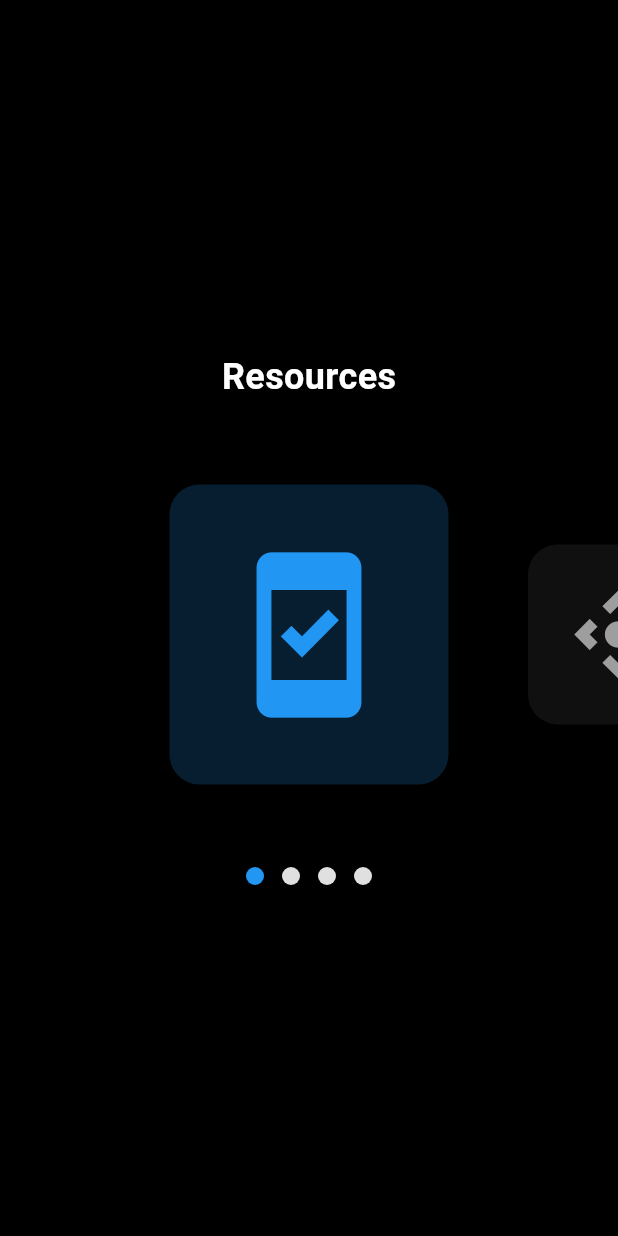
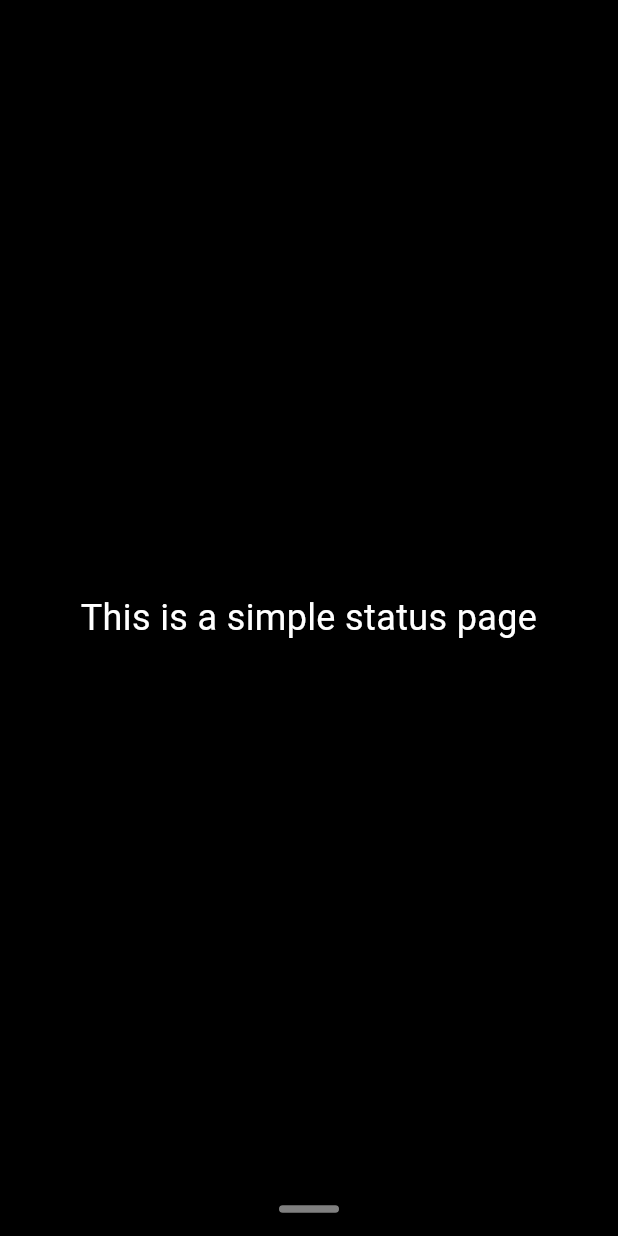
Before and after one commit to adam-mcguinness/KlipperViewMicro, a Flutter app: the screen it shows after launch, on a phone screen of 412 x 824 dp. Run offline on Flutter 3.47's test engine with Material 3 defaults, Android fonts, the phone set to English and light mode, and no system bars; our stand-ins replace sleek_circular_slider; missing offline and left inert: window_manager; network calls fail.

Commit message:
updated nav

```diff
--- a/lib/api/klipper_api.dart
+++ b/lib/api/klipper_api.dart
@@ -110,7 +110,7 @@ class KlipperApi {
   void _handleWebSocketMessage(dynamic message) {
     try {
       // For debugging purposes
-      // print('WebSocket received: $message');
+      print('WebSocket received: $message');
 
       // Try to decode the message
       dynamic data;
@@ -128,6 +128,15 @@ class KlipperApi {
         final procStats = data['params'][0];
         final resourceUsage = ResourceUsage.fromJson(procStats);
         _resourceUsageStreamController.add(resourceUsage);
+      }
+      if (data['method'] == 'notify_status_update' &&
+          data['params'] is Map &&
+          data['params'].isNotEmpty) {
+        final status = data['params'];
+        if (status['status'] != null) {
+          _currentState = status['status'];
+          _stateStreamController.add(_currentState);
+        }
       }
     } catch (e) {
       print('Error processing WebSocket message: $e');
--- a/lib/models/printer_data.dart
+++ b/lib/models/printer_data.dart
@@ -47,3 +47,32 @@ class ResourceUsage {
     );
   }
 }
+
+class PrintStatus {
+  final String state;
+  final String filename;
+  final int progress;
+  final int estimatedTimeLeft;
+  final int printTime;
+  final int printTimeLeft;
+
+  PrintStatus({
+    required this.state,
+    required this.filename,
+    required this.progress,
+    required this.estimatedTimeLeft,
+    required this.printTime,
+    required this.printTimeLeft,
+  });
+
+  factory PrintStatus.fromJson(Map<String, dynamic> json) {
+    return PrintStatus(
+      state: json['state'] as String? ?? '',
+      filename: json['filename'] as String? ?? '',
+      progress: (json['progress'] as num?)?.toInt() ?? 0,
+      estimatedTimeLeft: (json['estimated_time_left'] as num?)?.toInt() ?? 0,
+      printTime: (json['print_time'] as num?)?.toInt() ?? 0,
+      printTimeLeft: (json['print_time_left'] as num?)?.toInt() ?? 0,
+    );
+  }
+}
--- a/lib/screens/control_screen.dart
+++ b/lib/screens/control_screen.dart
@@ -1,7 +1,7 @@
 import 'package:flutter/material.dart';
 import 'package:klipper_view_micro/widgets/control_button.dart';
 import '../services/api_services.dart';
-import '../utils/swipe_up_home.dart';
+import '../utils/swipe_wrapper.dart';
 
 class ControlsScreen extends StatefulWidget {
   const ControlsScreen({Key? key}) : super(key: key);
@@ -103,7 +103,8 @@ class _ControlsScreenState extends State<ControlsScreen> {
     final theme = Theme.of(context);
 
     return Scaffold(
-      body: SwipeUpWrapper(
+      body: SwipeWrapper(
+        disableSwipeDown: false,
         child: Padding(
           padding: const EdgeInsets.all(16.0),
           child: Column(
--- a/lib/screens/home_menu.dart
+++ /dev/null
@@ -1,180 +0,0 @@
-import 'package:flutter/cupertino.dart';
-import 'package:flutter/material.dart';
-import 'package:klipper_view_micro/screens/system_usage.dart';
-
-import 'control_screen.dart';
-
-
-class HomeMenu extends StatelessWidget {
-  const HomeMenu({Key? key}) : super(key: key);
-
-  @override
-  Widget build(BuildContext context) {
-    // Return HomePage directly instead of wrapping with another MaterialApp
-    return const HomePage();
-  }
-}
-
-class HomePage extends StatelessWidget {
-  const HomePage({Key? key}) : super(key: key);
-
-  @override
-  Widget build(BuildContext context) {
-    return Scaffold(
-      // Use the theme's scaffoldBackgroundColor
-      // No need to specify it here as it will use the theme from MaterialApp
-      body: Center(
-        child: const IconNavigation(),
-      ),
-    );
-  }
-}
-
-
-class IconNavigation extends StatefulWidget {
-  const IconNavigation({Key? key}) : super(key: key);
-
-  @override
-  State<IconNavigation> createState() => _IconNavigationState();
-}
-
-class _IconNavigationState extends State<IconNavigation> {
-  // Icon data and names
-  final List<IconData> _icons = [
-    Icons.system_security_update_good,
-    Icons.control_camera,
-    Icons.file_copy_outlined,
-    Icons.settings,
-  ];
-
-  final List<String> _names = [
-    'Resources',
-    'Controls',
-    'Files',
-    'Settings',
-  ];
-
-  int _selectedIndex = 0;
-  late PageController _pageController;
-
-  @override
-  void initState() {
-    super.initState();
-    _pageController = PageController(
-      initialPage: _selectedIndex,
-      viewportFraction: 0.5, // Show half of neighboring icons
-    );
-  }
-
-  @override
-  void dispose() {
-    _pageController.dispose();
-    super.dispose();
-  }
-
-  // Add this method to handle navigation
-  void _navigateToPage(BuildContext context, int index) {
-    if (index == 0) { // Resources icon (first icon)
-      Navigator.push(
-        context,
-        MaterialPageRoute(
-          builder: (context) => const SystemUsage(),
-        ),
-      );
-    } else if (index == 1) { // Controls icon
-      Navigator.push(
-      context,
-      MaterialPageRoute(
-      builder: (context) => const ControlsScreen(),
-      ),
-    );
-  }
-}
-
-  @override
-  Widget build(BuildContext context) {
-    return Scaffold(
-      body: Center(
-        child: Column(
-          mainAxisAlignment: MainAxisAlignment.center,
-          children: [
-            // Display selected icon name
-            Text(
-              _names[_selectedIndex],
-              style: const TextStyle(fontSize: 24, fontWeight: FontWeight.bold),
-            ),
-
-            const SizedBox(height: 30),
-
-            // PageView with large square icons
-            SizedBox(
-              height: 250, // Tall enough for our largest squares
-              child: PageView.builder(
-                controller: _pageController,
-                itemCount: _icons.length,
-                onPageChanged: (index) {
-                  setState(() {
-                    _selectedIndex = index;
-                  });
-                },
-                itemBuilder: (context, index) {
-                  bool isSelected = index == _selectedIndex;
-
-                  return GestureDetector(
-                    // Add onTap handler to navigate
-                    onTap: () {
-                      setState(() {
-                        _selectedIndex = index;
-                      });
-                      _navigateToPage(context, index);
-                    },
-                    child: Center(
-                      child: AnimatedContainer(
-                        duration: const Duration(milliseconds: 300),
-                        width: isSelected ? 200 : 120, // Square width
-                        height: isSelected ? 200 : 120, // Equal height for square
-                        margin: const EdgeInsets.symmetric(horizontal: 10),
-                        decoration: BoxDecoration(
-                          color: isSelected
-                              ? Colors.blue.withOpacity(0.2)
-                              : Colors.grey.withOpacity(0.1),
-                          borderRadius: BorderRadius.circular(20),
-                        ),
-                        child: Center(
-                          child: Icon(
-                            _icons[index],
-                            size: isSelected ? 120 : 70, // Large icons
-                            color: isSelected ? Colors.blue : Colors.grey,
-                          ),
-                        ),
-                      ),
-                    ),
-                  );
-                },
-              ),
-            ),
-
-            const SizedBox(height: 30),
-
-            // Navigation dots
-            Row(
-              mainAxisAlignment: MainAxisAlignment.center,
-              children: List.generate(
-                _icons.length,
-                    (index) => Container(
-                  margin: const EdgeInsets.symmetric(horizontal: 6),
-                  width: 12,
-                  height: 12,
-                  decoration: BoxDecoration(
-                    shape: BoxShape.circle,
-                    color: _selectedIndex == index ? Colors.blue : Colors.grey.shade300,
-                  ),
-                ),
-              ),
-            ),
-          ],
-        ),
-      ),
-    );
-  }
-}
--- /dev/null
+++ b/lib/screens/status_screen.dart
@@ -0,0 +1,34 @@
+import 'package:flutter/material.dart';
+import 'package:klipper_view_micro/utils/swipe_wrapper.dart';
+
+class StatusScreen extends StatelessWidget {
+  final String title;
+  final String message;
+
+  const StatusScreen({
+    super.key,
+    this.title = 'Status Page',
+    this.message = 'This is a simple status page',
+  });
+
+  @override
+  Widget build(BuildContext context) {
+    return Scaffold(
+      body: SwipeWrapper(
+        disableSwipeDown: true,
+        child: Center(
+          child: Padding(
+            padding: const EdgeInsets.all(20.0),
+            child: Text(
+              message,
+              style: const TextStyle(
+                fontSize: 24,
+              ),
+              textAlign: TextAlign.center,
+            ),
+          ),
+        ),
+      ),
+    );
+  }
+}
--- a/lib/screens/system_usage.dart
+++ b/lib/screens/system_usage.dart
@@ -1,7 +1,7 @@
 import 'dart:async';
 
 import 'package:flutter/material.dart';
-import 'package:klipper_view_micro/utils/swipe_up_home.dart';
+import 'package:klipper_view_micro/utils/swipe_wrapper.dart';
 import 'package:klipper_view_micro/widgets/resource_widget.dart';
 import '../models/printer_data.dart';
 import '../services/api_services.dart';
@@ -44,7 +44,8 @@ class _SystemUsageState extends State<SystemUsage> {
     return Scaffold(
       backgroundColor: Colors.white,
       // Wrap the body with GestureDetector to detect swipe up
-      body: SwipeUpWrapper(
+      body: SwipeWrapper(
+        disableSwipeDown: false,
         child: Container(
             color: Colors.grey.shade900,
             padding: const EdgeInsets.all(5),
--- a/lib/utils/swipe_up_home.dart
+++ b/lib/utils/swipe_wrapper.dart
@@ -1,15 +1,19 @@
 import 'package:flutter/material.dart';
+import 'package:klipper_view_micro/widgets/nav_drawer_buttons.dart';
+import '../screens/status_screen.dart';
 
-class SwipeUpWrapper extends StatelessWidget {
+class SwipeWrapper extends StatelessWidget {
   final Widget child;
+  final bool disableSwipeDown; // Disable swipe down if true
   final bool showIndicator;
   final Color pillColor;
   final Color backgroundColor;
   final double swipeDetectionHeight; // Height of the detection area
 
-  const SwipeUpWrapper({
+  const SwipeWrapper({
     super.key,
     required this.child,
+    required this.disableSwipeDown,
     this.showIndicator = true,
     this.pillColor = Colors.white,
     this.backgroundColor = Colors.transparent,
@@ -23,7 +27,7 @@ class SwipeUpWrapper extends StatelessWidget {
         // Main content
         child,
 
-        // Optional pill indicator positioned at the bottom
+        // Bottom pill indicator
         if (showIndicator)
           Positioned(
             left: 0,
@@ -55,7 +59,29 @@ class SwipeUpWrapper extends StatelessWidget {
           child: GestureDetector(
             onVerticalDragEnd: (details) {
               if (details.primaryVelocity! < -500) {
-                Navigator.of(context).pop();
+                NavDrawer.show(context);
+              }
+            },
+            // Transparent container for detection area
+            child: Container(
+              color: Colors.transparent,
+            ),
+          ),
+        ),
+
+        // Invisible swipe detection area at the top (new)
+        Positioned(
+          left: 0,
+          right: 0,
+          top: 0,
+          height: swipeDetectionHeight,
+          child: GestureDetector(
+            onVerticalDragEnd: (details) {
+              if (details.primaryVelocity! > 500) {
+                Navigator.of(context).pushAndRemoveUntil(
+                  MaterialPageRoute(builder: (context) => StatusScreen()),
+                      (route) => false, // This will remove all routes from the stack
+                );
               }
             },
             // Transparent container for detection area
```
Also changed, not shown: lib/main.dart (+8 -2 lines), lib/widgets/nav_drawer_buttons.dart (added, +90 -0 lines), 1 other file.
